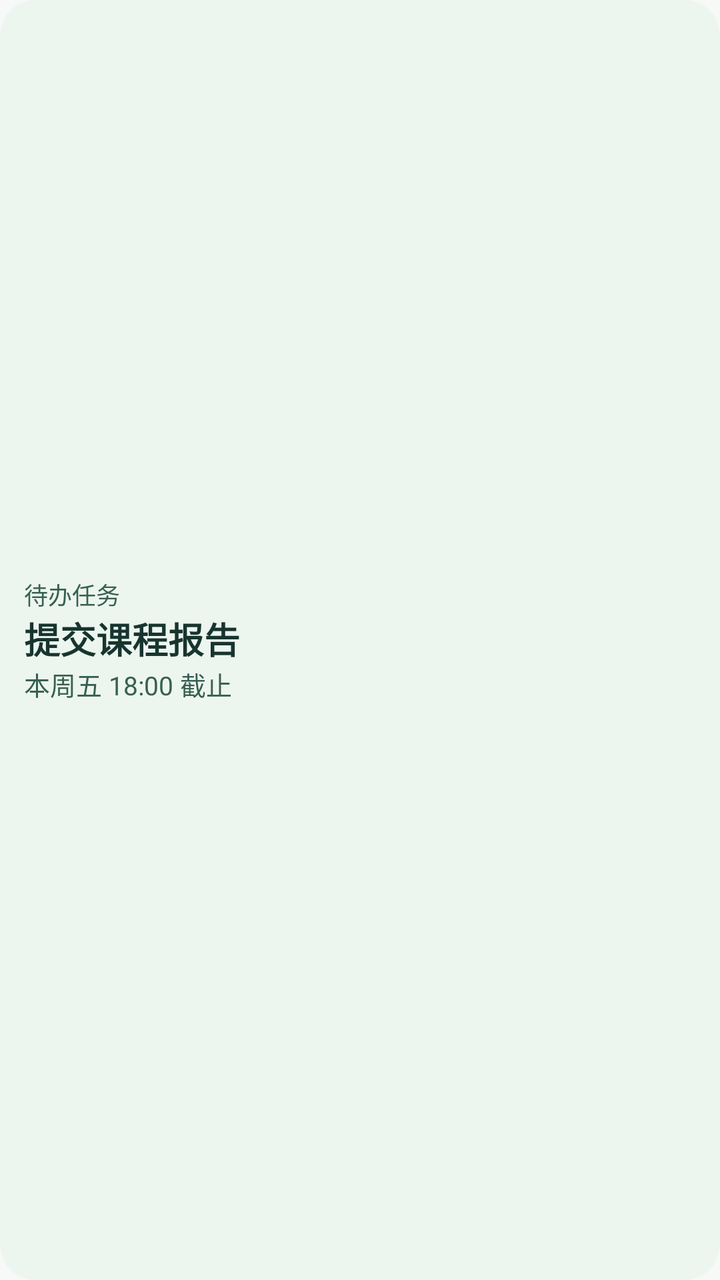
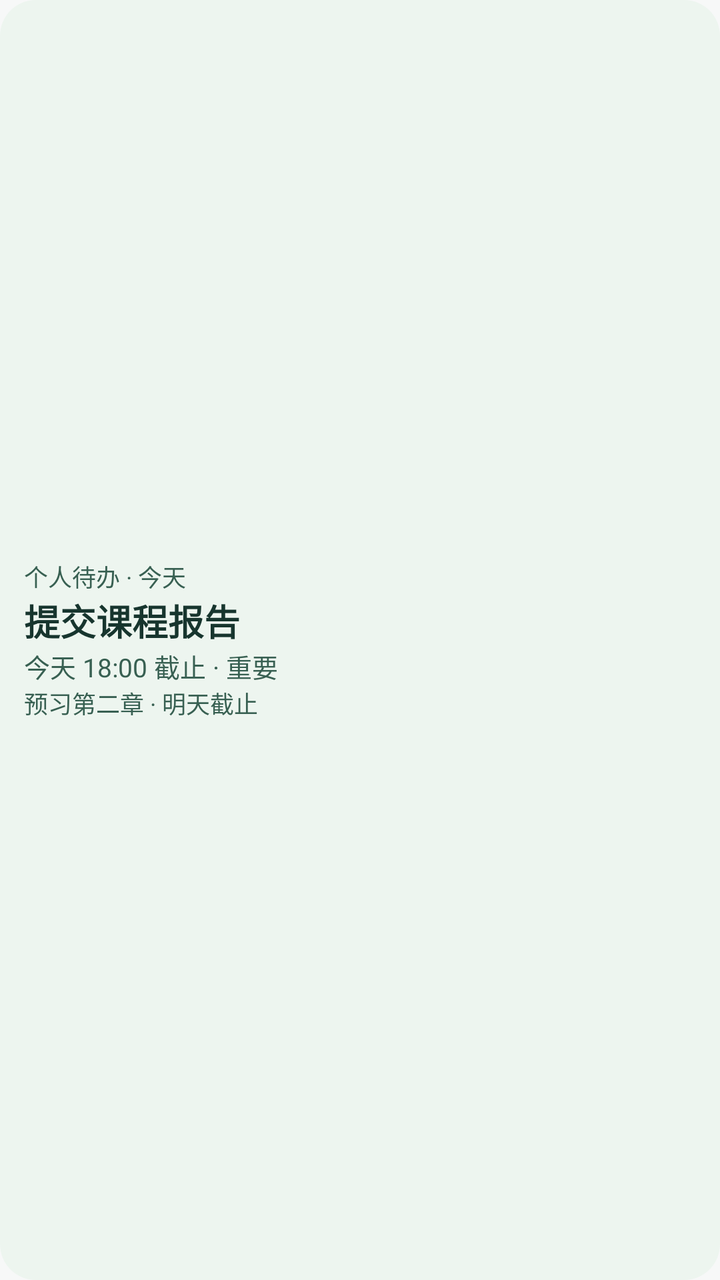

Before-and-after screenshots of an Android layout around one commit, followed by the original layout XML and the change that was made.
<!-- AndroidManifest.xml: application theme Theme.ClassTools -->
<!-- res/layout/widget_preview_tasks.xml -->
<LinearLayout xmlns:android="http://schemas.android.com/apk/res/android" android:layout_width="match_parent"
    android:layout_height="match_parent" android:gravity="center_vertical" android:orientation="vertical"
    android:background="@drawable/timetable_widget_background" android:padding="12dp">
    <TextView android:layout_width="match_parent" android:layout_height="wrap_content" android:textColor="@color/widget_accent" android:textSize="12sp" android:text="待办任务" />
    <TextView android:layout_width="match_parent" android:layout_height="wrap_content" android:textColor="@color/widget_ink" android:textSize="18sp" android:textStyle="bold" android:maxLines="1" android:ellipsize="end" android:text="提交课程报告" />
    <TextView android:layout_width="match_parent" android:layout_height="wrap_content" android:textColor="@color/widget_accent" android:textSize="13sp" android:maxLines="1" android:ellipsize="end" android:text="本周五 18:00 截止" />
</LinearLayout>
<!-- resources referenced by this layout -->
<resources>
  <color name="widget_accent">#386052</color>
  <color name="widget_ink">#17352E</color>
  <!-- drawable timetable_widget_background (drawable) -->
  <shape xmlns:android="http://schemas.android.com/apk/res/android" android:shape="rectangle">
      <solid android:color="@color/widget_paper" />
      <corners android:radius="18dp" />
  </shape>
  <style name="Theme.ClassTools" parent="android:Theme.Material.Light.NoActionBar">
          <item name="android:windowBackground">@color/ct_window_background</item>
          <item name="android:windowNoTitle">true</item>
          <item name="android:windowActionModeOverlay">true</item>
          <item name="android:statusBarColor">@android:color/transparent</item>
          <item name="android:navigationBarColor">@android:color/transparent</item>
          <item name="android:windowLightStatusBar">true</item>
          <item name="android:windowLightNavigationBar">true</item>
      </style>
  <color name="widget_paper">#EDF5EF</color>
  <color name="ct_window_background">#F7F8F8</color>
</resources>

<!-- the commit's change to res/layout/widget_preview_tasks.xml (unified diff, before → after) -->
@@ -1,7 +1,8 @@
 <LinearLayout xmlns:android="http://schemas.android.com/apk/res/android" android:layout_width="match_parent"
     android:layout_height="match_parent" android:gravity="center_vertical" android:orientation="vertical"
     android:background="@drawable/timetable_widget_background" android:padding="12dp">
-    <TextView android:layout_width="match_parent" android:layout_height="wrap_content" android:textColor="@color/widget_accent" android:textSize="12sp" android:text="待办任务" />
+    <TextView android:layout_width="match_parent" android:layout_height="wrap_content" android:textColor="@color/widget_accent" android:textSize="12sp" android:text="个人待办 · 今天" />
     <TextView android:layout_width="match_parent" android:layout_height="wrap_content" android:textColor="@color/widget_ink" android:textSize="18sp" android:textStyle="bold" android:maxLines="1" android:ellipsize="end" android:text="提交课程报告" />
-    <TextView android:layout_width="match_parent" android:layout_height="wrap_content" android:textColor="@color/widget_accent" android:textSize="13sp" android:maxLines="1" android:ellipsize="end" android:text="本周五 18:00 截止" />
+    <TextView android:layout_width="match_parent" android:layout_height="wrap_content" android:textColor="@color/widget_accent" android:textSize="13sp" android:maxLines="1" android:ellipsize="end" android:text="今天 18:00 截止 · 重要" />
+    <TextView android:layout_width="match_parent" android:layout_height="wrap_content" android:singleLine="true" android:ellipsize="end" android:textSize="12sp" android:textColor="@color/widget_accent" android:text="预习第二章 · 明天截止" />
 </LinearLayout>
